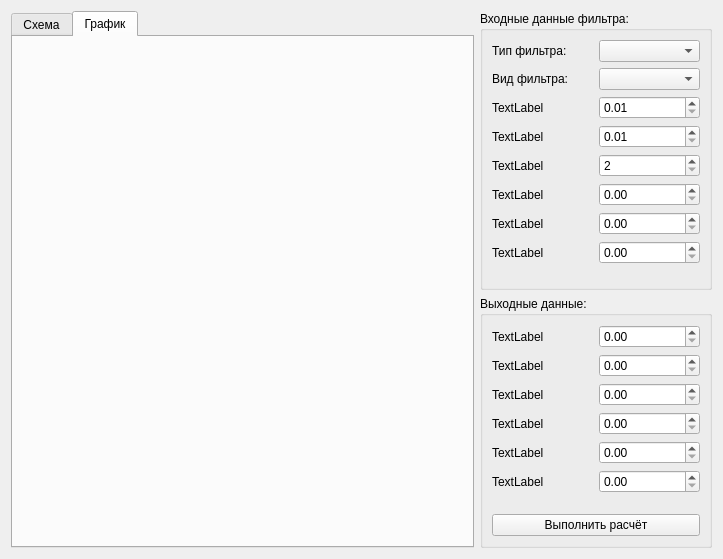
The window that PowerSources/Filters/Filters.ui (DKuzSer/Project_For_Rodin) describes before a commit, drawn with Qt 5.
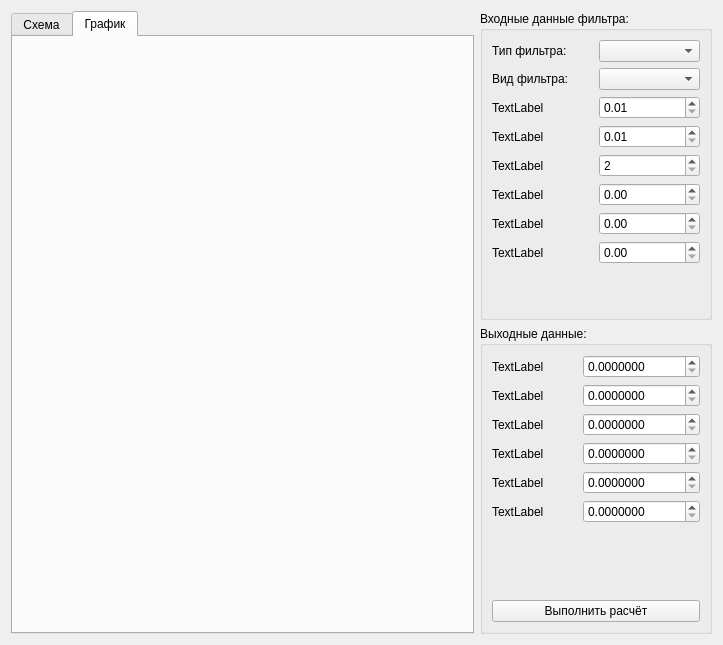
The same window after the commit.

The edit to the form file:
```diff
--- a/PowerSources/Filters/Filters.ui
+++ b/PowerSources/Filters/Filters.ui
@@ -7,7 +7,7 @@
     <x>0</x>
     <y>0</y>
     <width>723</width>
-    <height>559</height>
+    <height>645</height>
    </rect>
   </property>
   <property name="windowTitle">
@@ -235,13 +235,34 @@
               <item>
                <layout class="QVBoxLayout" name="verticalLayout_8">
                 <item>
-                 <widget class="QDoubleSpinBox" name="DoubleSpinBoxF_OutPut1"/>
+                 <widget class="QDoubleSpinBox" name="DoubleSpinBoxF_OutPut1">
+                  <property name="decimals">
+                   <number>7</number>
+                  </property>
+                  <property name="maximum">
+                   <double>1000000.000000000000000</double>
+                  </property>
+                 </widget>
                 </item>
                 <item>
-                 <widget class="QDoubleSpinBox" name="DoubleSpinBoxF_OutPut2"/>
+                 <widget class="QDoubleSpinBox" name="DoubleSpinBoxF_OutPut2">
+                  <property name="decimals">
+                   <number>7</number>
+                  </property>
+                  <property name="maximum">
+                   <double>1000000.000000000000000</double>
+                  </property>
+                 </widget>
                 </item>
                 <item>
-                 <widget class="QDoubleSpinBox" name="DoubleSpinBoxF_OutPut3"/>
+                 <widget class="QDoubleSpinBox" name="DoubleSpinBoxF_OutPut3">
+                  <property name="decimals">
+                   <number>7</number>
+                  </property>
+                  <property name="maximum">
+                   <double>1000000.000000000000000</double>
+                  </property>
+                 </widget>
                 </item>
                </layout>
               </item>
@@ -277,13 +298,34 @@
               <item>
                <layout class="QVBoxLayout" name="verticalLayout_10">
                 <item>
-                 <widget class="QDoubleSpinBox" name="DoubleSpinBoxF_OutPut4"/>
+                 <widget class="QDoubleSpinBox" name="DoubleSpinBoxF_OutPut4">
+                  <property name="decimals">
+                   <number>7</number>
+                  </property>
+                  <property name="maximum">
+                   <double>1000000.000000000000000</double>
+                  </property>
+                 </widget>
                 </item>
                 <item>
-                 <widget class="QDoubleSpinBox" name="DoubleSpinBoxF_OutPut5"/>
+                 <widget class="QDoubleSpinBox" name="DoubleSpinBoxF_OutPut5">
+                  <property name="decimals">
+                   <number>7</number>
+                  </property>
+                  <property name="maximum">
+                   <double>1000000.000000000000000</double>
+                  </property>
+                 </widget>
                 </item>
                 <item>
-                 <widget class="QDoubleSpinBox" name="DoubleSpinBoxF_OutPut6"/>
+                 <widget class="QDoubleSpinBox" name="DoubleSpinBoxF_OutPut6">
+                  <property name="decimals">
+                   <number>7</number>
+                  </property>
+                  <property name="maximum">
+                   <double>1000000.000000000000000</double>
+                  </property>
+                 </widget>
                 </item>
                </layout>
               </item>
```
Left out of the diff: 24 changed lines with no effect on the pictures.
